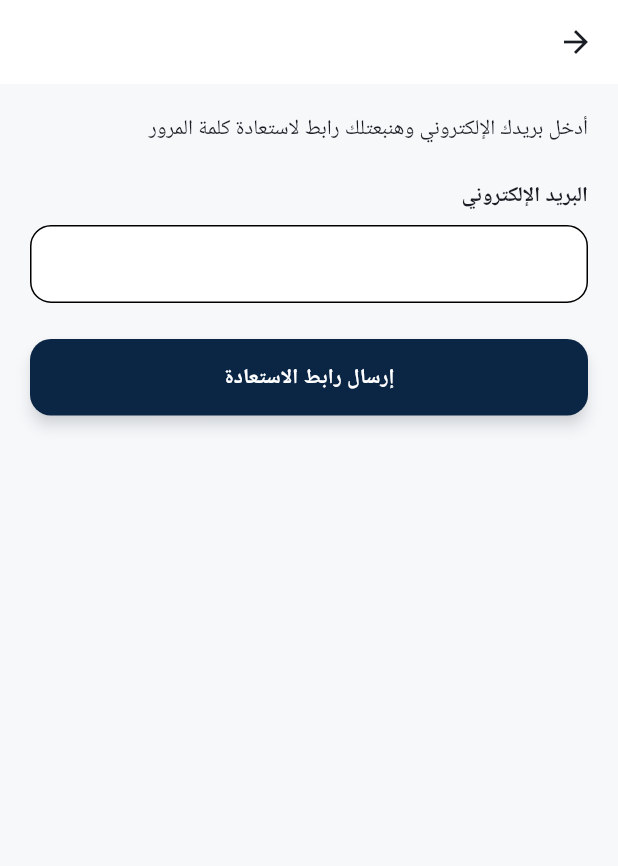
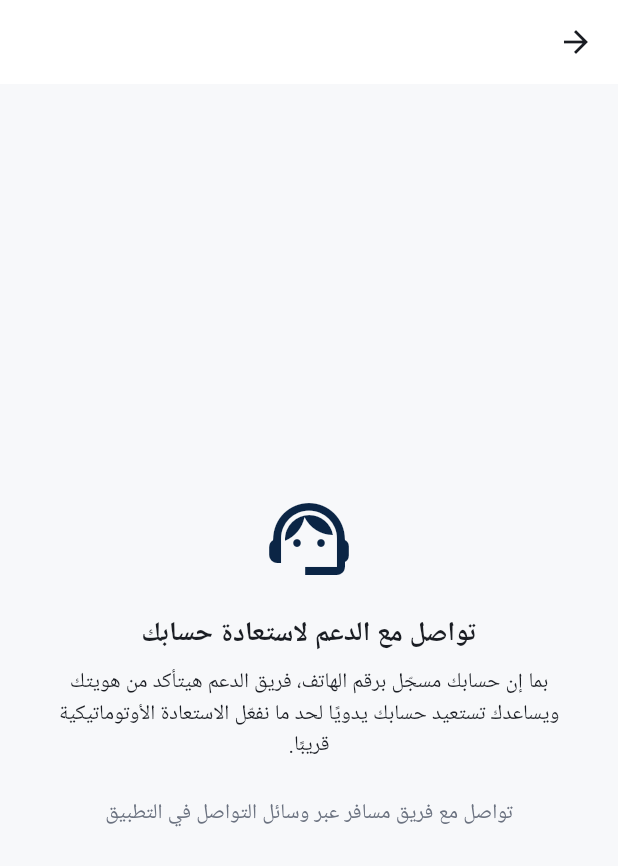
Before and after one commit to 1moalim1all1-cyber/Mosafer, a Flutter app: the LoginScreen screen opened by its route, after a tap on "تسجيل الدخول", after a tap on "نسيت كلمة المرور؟", on a phone screen of 412 x 824 dp. Shown: the top 866 px of the screen. Run offline on Flutter 3.47's test engine with Material 3 defaults, Android fonts, the phone set to English and light mode, and no system bars; our stand-ins replace cloud_firestore, cloud_functions, equatable, firebase_auth, firebase_core, firebase_messaging and 10 more; accounts and stored records are empty; generated files the repository leaves out were written again; Roboto replaces fonts that are missing (Cairo, Ibm Plex Sans Arabic).

```diff
--- a/lib/presentation/auth/screens/forgot_password_screen.dart
+++ b/lib/presentation/auth/screens/forgot_password_screen.dart
@@ -1,104 +1,91 @@
 import 'package:flutter/material.dart';
 import 'package:flutter_riverpod/flutter_riverpod.dart';
 
-import '../providers/auth_providers.dart';
-import '../../../data/repositories/auth_repository_impl.dart';
-import '../../shared/widgets/app_text_field.dart';
-import '../../shared/widgets/app_button.dart';
+import '../../admin/providers/admin_providers.dart';
 import '../../../core/theme/app_colors.dart';
 
-class ForgotPasswordScreen extends ConsumerStatefulWidget {
+/// ملحوظة معمارية: بما إن التسجيل بقى برقم الموبايل (زي ما طلب المستخدم)
+/// مش بريد إلكتروني حقيقي، خدمة "استرجاع كلمة المرور عبر رابط إيميل"
+/// المدمجة في Firebase مبقتش تقدر تشتغل (البريد الداخلي المُولَّد من رقم
+/// الهاتف مش صندوق حقيقي). الحل المؤقت هنا: توجيه واضح لدعم فني بشري،
+/// لحد ما نضيف تحقق SMS OTP حقيقي في مرحلة لاحقة لو احتجناه.
+class ForgotPasswordScreen extends ConsumerWidget {
   const ForgotPasswordScreen({super.key});
 
   @override
-  ConsumerState<ForgotPasswordScreen> createState() =>
-      _ForgotPasswordScreenState();
+  Widget build(BuildContext context, WidgetRef ref) {
+    final settingsAsync = ref.watch(adminAppSettingsProvider);
+
+    return Scaffold(
+      appBar: AppBar(title: const Text('استعادة كلمة المرور')),
+      body: Padding(
+        padding: const EdgeInsets.all(24),
+        child: Center(
+          child: Column(
+            mainAxisAlignment: MainAxisAlignment.center,
+            children: [
+              const Icon(Icons.support_agent_outlined, size: 64, color: AppColors.primary),
+              const SizedBox(height: 20),
+              Text(
+                'تواصل مع الدعم لاستعادة حسابك',
+                style: Theme.of(context).textTheme.titleLarge,
+                textAlign: TextAlign.center,
+              ),
+              const SizedBox(height: 10),
+              Text(
+                'بما إن حسابك مسجّل برقم الهاتف، فريق الدعم هيتأكد من هويتك ويساعدك '
+                'تستعيد حسابك يدويًا لحد ما نفعّل الاستعادة الأوتوماتيكية قريبًا.',
+                textAlign: TextAlign.center,
+                style: Theme.of(context).textTheme.bodyMedium,
+              ),
+              const SizedBox(height: 24),
+              settingsAsync.when(
+                loading: () => const CircularProgressIndicator(),
+                error: (_, __) => const SizedBox.shrink(),
+                data: (settings) {
+                  final hasWhatsapp = (settings.whatsappNumber ?? '').isNotEmpty;
+                  final hasEmail = settings.supportEmail.isNotEmpty;
+                  if (!hasWhatsapp && !hasEmail) {
+                    return const Text(
+                      'تواصل مع فريق مسافر عبر وسائل التواصل في التطبيق',
+                      style: TextStyle(color: AppColors.lightTextSecondary),
+                    );
+                  }
+                  return Column(
+                    children: [
+                      if (hasWhatsapp)
+                        _ContactRow(icon: Icons.chat, label: settings.whatsappNumber!),
+                      if (hasEmail)
+                        _ContactRow(icon: Icons.email_outlined, label: settings.supportEmail),
+                    ],
+                  );
+                },
+              ),
+            ],
+          ),
+        ),
+      ),
+    );
+  }
 }
 
-class _ForgotPasswordScreenState extends ConsumerState<ForgotPasswordScreen> {
-  final _formKey = GlobalKey<FormState>();
-  final _emailController = TextEditingController();
-  bool _isLoading = false;
-  String? _error;
-  bool _sent = false;
-
-  Future<void> _submit() async {
-    if (!_formKey.currentState!.validate()) return;
-    setState(() {
-      _isLoading = true;
-      _error = null;
-    });
-    try {
-      await ref
-          .read(authRepositoryProvider)
-          .sendPasswordResetEmail(email: _emailController.text);
-      setState(() => _sent = true);
-    } on AuthException catch (e) {
-      setState(() => _error = e.message);
-    } finally {
-      if (mounted) setState(() => _isLoading = false);
-    }
-  }
+class _ContactRow extends StatelessWidget {
+  final IconData icon;
+  final String label;
+  const _ContactRow({required this.icon, required this.label});
 
   @override
   Widget build(BuildContext context) {
-    return Scaffold(
-      appBar: AppBar(title: const Text('استعادة كلمة المرور')),
-      body: Padding(
-        padding: const EdgeInsets.all(20),
-        child: _sent ? _buildSuccessState(context) : _buildFormState(context),
-      ),
-    );
-  }
-
-  Widget _buildFormState(BuildContext context) {
-    return Form(
-      key: _formKey,
-      child: Column(
-        crossAxisAlignment: CrossAxisAlignment.start,
+    return Padding(
+      padding: const EdgeInsets.symmetric(vertical: 6),
+      child: Row(
+        mainAxisSize: MainAxisSize.min,
         children: [
-          Text(
-            'أدخل بريدك الإلكتروني وهنبعتلك رابط لاستعادة كلمة المرور',
-            style: Theme.of(context).textTheme.bodyMedium,
-          ),
-          const SizedBox(height: 24),
-          AppTextField(
-            controller: _emailController,
-            label: 'البريد الإلكتروني',
-            keyboardType: TextInputType.emailAddress,
-            validator: (v) =>
-                (v == null || !v.contains('@')) ? 'أدخل بريد صحيح' : null,
-          ),
-          if (_error != null) ...[
-            const SizedBox(height: 12),
-            Text(_error!, style: const TextStyle(color: AppColors.error)),
-          ],
-          const SizedBox(height: 24),
-          AppButton(
-            label: 'إرسال رابط الاستعادة',
-            isLoading: _isLoading,
-            onPressed: _submit,
-          ),
+          Icon(icon, size: 18, color: AppColors.primary),
+          const SizedBox(width: 8),
+          Text(label, style: Theme.of(context).textTheme.bodyMedium),
         ],
       ),
     );
   }
-
-  Widget _buildSuccessState(BuildContext context) {
-    return Column(
-      mainAxisAlignment: MainAxisAlignment.center,
-      children: [
-        const Icon(Icons.mark_email_read_outlined,
-            size: 64, color: AppColors.success),
-        const SizedBox(height: 16),
-        Text('اتبعت الرابط بنجاح', style: Theme.of(context).textTheme.titleLarge),
-        const SizedBox(height: 8),
-        Text(
-          'راجع بريدك الإلكتروني (${_emailController.text}) واتبع الخطوات',
-          textAlign: TextAlign.center,
-          style: Theme.of(context).textTheme.bodyMedium,
-        ),
-      ],
-    );
-  }
 }
--- a/lib/presentation/auth/screens/login_screen.dart
+++ b/lib/presentation/auth/screens/login_screen.dart
@@ -1,6 +1,7 @@
 import 'package:flutter/material.dart';
 import 'package:flutter_riverpod/flutter_riverpod.dart';
 import 'package:go_router/go_router.dart';
+import 'package:intl_phone_field/intl_phone_field.dart';
 
 import '../providers/auth_providers.dart';
 import '../../../data/repositories/auth_repository_impl.dart';
@@ -8,6 +9,7 @@ import '../../shared/widgets/app_text_field.dart';
 import '../../shared/widgets/app_button.dart';
 import '../../../core/routing/app_router.dart';
 import '../../../core/theme/app_colors.dart';
+import '../../../core/utils/phone_auth_helper.dart';
 
 class LoginScreen extends ConsumerStatefulWidget {
   const LoginScreen({super.key});
@@ -18,31 +20,38 @@ class LoginScreen extends ConsumerStatefulWidget {
 
 class _LoginScreenState extends ConsumerState<LoginScreen> {
   final _formKey = GlobalKey<FormState>();
-  final _emailController = TextEditingController();
   final _passwordController = TextEditingController();
+
+  String _phoneNumber = '';
 
   @override
   void dispose() {
-    _emailController.dispose();
     _passwordController.dispose();
     super.dispose();
   }
 
   Future<void> _submit() async {
     if (!_formKey.currentState!.validate()) return;
+    if (_phoneNumber.isEmpty || _phoneNumber.length < 8) {
+      ref.read(authErrorProvider.notifier).state = 'من فضلك أدخل رقم هاتف صحيح';
+      return;
+    }
 
     ref.read(authLoadingProvider.notifier).state = true;
     ref.read(authErrorProvider.notifier).state = null;
 
     try {
       await ref.read(authRepositoryProvider).loginWithEmail(
-            email: _emailController.text,
+            email: syntheticEmailFromPhone(_phoneNumber),
             password: _passwordController.text,
           );
       if (!mounted) return;
       context.go(AppRoutes.home);
     } on AuthException catch (e) {
-      ref.read(authErrorProvider.notifier).state = e.message;
+      final message = e.message.contains('البريد الإلكتروني أو كلمة المرور')
+          ? 'رقم الهاتف أو كلمة المرور غلط'
+          : e.message;
+      ref.read(authErrorProvider.notifier).state = message;
     } finally {
       if (mounted) ref.read(authLoadingProvider.notifier).state = false;
     }
@@ -62,23 +71,42 @@ class _LoginScreenState extends ConsumerState<LoginScreen> {
             child: Column(
               crossAxisAlignment: CrossAxisAlignment.start,
               children: [
-                const SizedBox(height: 40),
-                Icon(Icons.directions_car_filled,
-                    color: AppColors.primary, size: 48),
-                const SizedBox(height: 12),
+                const SizedBox(height: 32),
+                Container(
+                  width: 84,
+                  height: 84,
+                  decoration: BoxDecoration(
+                    shape: BoxShape.circle,
+                    gradient: const LinearGradient(
+                      begin: Alignment.topLeft,
+                      end: Alignment.bottomRight,
+                      colors: [AppColors.primary, AppColors.primaryLight],
+                    ),
+                    boxShadow: [
+                      BoxShadow(
+                        color: AppColors.primary.withValues(alpha: 0.3),
+                        blurRadius: 20,
+                        offset: const Offset(0, 8),
+                      ),
+                    ],
+                  ),
+                  child: const Icon(Icons.directions_car_filled_rounded,
+                      color: Colors.white, size: 42),
+                ),
+                const SizedBox(height: 20),
                 Text('أهلاً بيك تاني',
                     style: Theme.of(context).textTheme.headlineLarge),
                 const SizedBox(height: 4),
                 Text('سجّل دخولك وكمّل رحلتك',
                     style: Theme.of(context).textTheme.bodyMedium),
                 const SizedBox(height: 32),
-                AppTextField(
-                  controller: _emailController,
-                  label: 'البريد الإلكتروني',
-                  keyboardType: TextInputType.emailAddress,
-                  validator: (v) => (v == null || !v.contains('@'))
-                      ? 'أدخل بريد إلكتروني صحيح'
-                      : null,
+                Text('رقم الهاتف',
+                    style: Theme.of(context).textTheme.labelLarge),
+                const SizedBox(height: 8),
+                IntlPhoneField(
+                  initialCountryCode: 'EG',
+                  decoration: const InputDecoration(border: OutlineInputBorder()),
+                  onChanged: (phone) => _phoneNumber = phone.completeNumber,
                 ),
                 const SizedBox(height: 16),
                 AppTextField(
--- a/lib/presentation/notifications/screens/notifications_screen.dart
+++ b/lib/presentation/notifications/screens/notifications_screen.dart
@@ -4,6 +4,7 @@ import 'package:intl/intl.dart';
 
 import '../providers/notification_providers.dart';
 import '../../auth/providers/auth_providers.dart';
+import '../../shared/widgets/staggered_fade_in.dart';
 import '../../../domain/entities/notification_entity.dart';
 import '../../../core/theme/app_colors.dart';
 
@@ -65,7 +66,9 @@ class NotificationsScreen extends ConsumerWidget {
             separatorBuilder: (_, __) => const Divider(height: 1),
             itemBuilder: (context, index) {
               final n = notifications[index];
-              return ListTile(
+              return StaggeredFadeIn(
+                index: index,
+                child: ListTile(
                 onTap: () {
                   if (!n.isRead && user != null) {
                     ref.read(notificationRepositoryProvider).markAsRead(user.uid, n.id);
@@ -87,6 +90,7 @@ class NotificationsScreen extends ConsumerWidget {
                   dateFormat.format(n.createdAt),
                   style: Theme.of(context).textTheme.bodySmall,
                 ),
+                ),
               );
             },
           );
```
Also changed, not shown: lib/core/utils/phone_auth_helper.dart (added, +14 -0 lines), lib/presentation/auth/screens/register_screen.dart (+8 -15 lines), lib/presentation/shared/widgets/staggered_fade_in.dart (added, +42 -0 lines), lib/presentation/trips/screens/search_results_screen.dart (+7 -3 lines), 1 other file.
